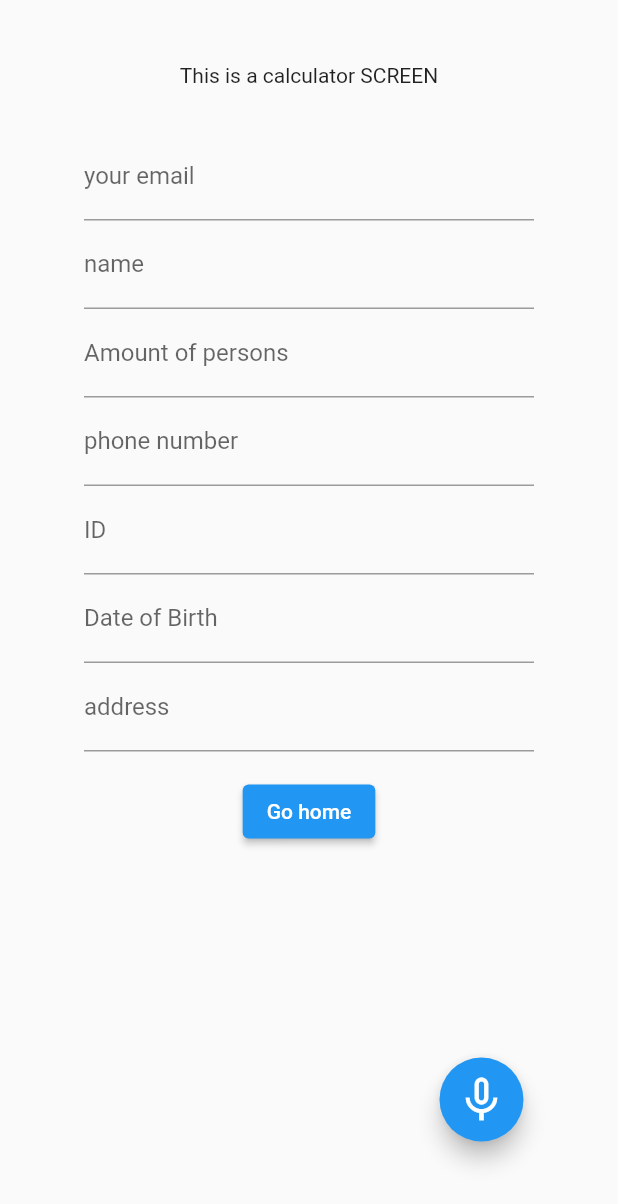
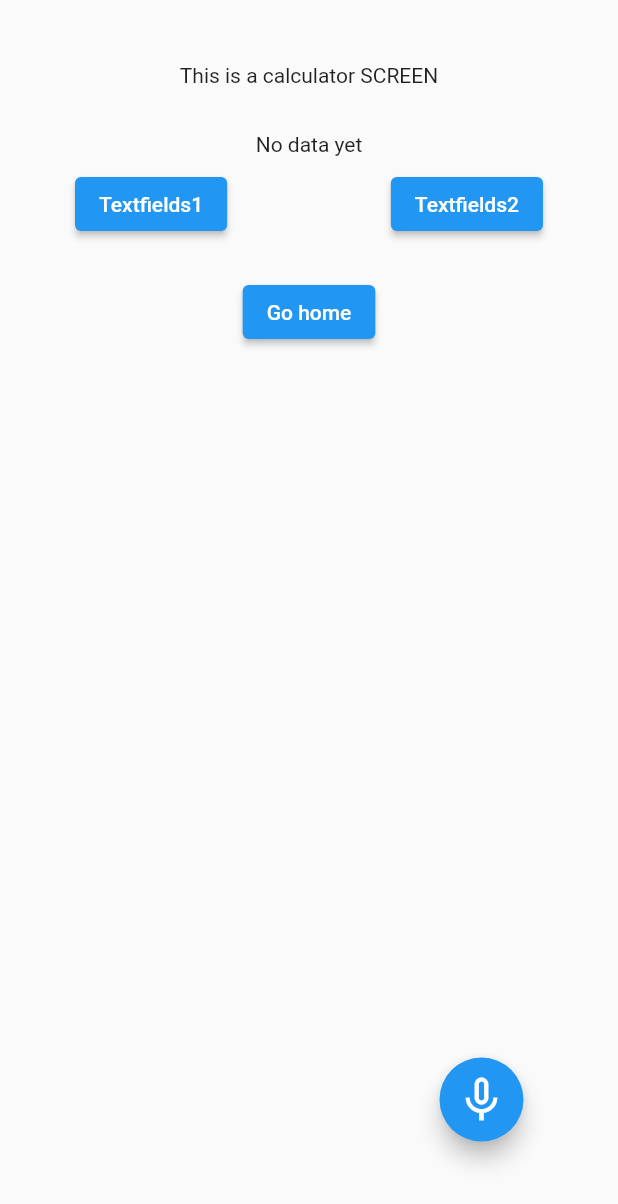
Before and after one commit to mkprogrammer15/speech_to_text_assist, a Flutter app: the screen it shows after launch, after a tap on "Rechner", on a phone screen of 412 x 824 dp. Shown: the top 1204 px of the screen. Run offline on Flutter 3.47's test engine with Material 2 defaults, Android fonts, the light colour scheme and no system bars; drawn by our look-alikes of avatar_glow; our stand-ins replace bloc, cloud_firestore, equatable, firebase_core, flutter_bloc, speech_to_text and 1 more; missing offline and left inert: shake; accounts and stored records are empty.

Commit message:
updated textfield remote data

```diff
--- /dev/null
+++ b/lib/bloc/textfield_bloc.dart
@@ -0,0 +1,30 @@
+import 'dart:async';
+
+import 'package:bloc/bloc.dart';
+import 'package:equatable/equatable.dart';
+import 'package:meta/meta.dart';
+import 'package:speech_to_text_my_app/text_field_data_remote/text_field_data_model.dart';
+import 'package:speech_to_text_my_app/text_field_data_remote/text_field_data_source.dart';
+
+part 'textfield_event.dart';
+part 'textfield_state.dart';
+
+class TextfieldBloc extends Bloc<TextfieldEvent, TextfieldState> {
+  TextfieldBloc({required this.textFieldDataSource}) : super(TextfieldInitial());
+
+  final TextFieldDataSource textFieldDataSource;
+
+  @override
+  Stream<TextfieldState> mapEventToState(
+    TextfieldEvent event,
+  ) async* {
+    if (event is GetTextFieldDataEvent) {
+      final textFieldList = await textFieldDataSource.getPost('SFL4TSIiarAfmCop6jlI');
+      yield GetTextFieldsState(textFieldList);
+    }
+    if (event is GetTextFieldDataEvent2) {
+      final textFieldList = await textFieldDataSource.getPost('H6aJUfNlgIsmU4IHQIZm');
+      yield GetTextFieldsState(textFieldList);
+    }
+  }
+}
--- /dev/null
+++ b/lib/bloc/textfield_event.dart
@@ -0,0 +1,14 @@
+part of 'textfield_bloc.dart';
+
+@immutable
+abstract class TextfieldEvent extends Equatable {}
+
+class GetTextFieldDataEvent extends TextfieldEvent {
+  @override
+  List<Object> get props => [];
+}
+
+class GetTextFieldDataEvent2 extends TextfieldEvent {
+  @override
+  List<Object> get props => [];
+}
--- /dev/null
+++ b/lib/bloc/textfield_state.dart
@@ -0,0 +1,17 @@
+part of 'textfield_bloc.dart';
+
+@immutable
+abstract class TextfieldState extends Equatable {}
+
+class TextfieldInitial extends TextfieldState {
+  @override
+  List<Object?> get props => [];
+}
+
+class GetTextFieldsState extends TextfieldState {
+  final List<String> textFieldList;
+  GetTextFieldsState(this.textFieldList);
+
+  @override
+  List<Object> get props => [textFieldList];
+}
--- a/lib/calculator_screen.dart
+++ b/lib/calculator_screen.dart
@@ -1,6 +1,7 @@
 import 'package:avatar_glow/avatar_glow.dart';
 import 'package:flutter/material.dart';
-import 'package:email_validator/email_validator.dart';
+import 'package:flutter_bloc/flutter_bloc.dart';
+import 'package:speech_to_text_my_app/bloc/textfield_bloc.dart';
 import 'package:speech_to_text_my_app/voice_logic.dart';
 
 class Calculator extends StatefulWidget {
@@ -27,89 +28,40 @@ class _CalculatorState extends State<Calculator> with VoiceLogic {
                     const SizedBox(
                       height: 30,
                     ),
-                SizedBox(
+                    BlocBuilder<TextfieldBloc, TextfieldState>(builder: (context, state) {
+                      if (state is GetTextFieldsState) {
+                        return ListView.builder(
+                          shrinkWrap: true,
+                          scrollDirection: Axis.vertical,
+                          itemCount: state.textFieldList.length,
+                          itemBuilder: (_, index) {
+                            return SizedBox(
                                 width: 300,
-                  child: TextFormField(
-                    focusNode: VoiceLogic.emailFocusNode,
-                    controller: VoiceLogic.emailController,
-                    decoration: InputDecoration(
-                      hintText: 'email@example.com',
-                      labelText: 'your email',
-                    ),
-                    keyboardType: TextInputType.emailAddress,
-                    validator: (value) => !EmailValidator.validate(VoiceLogic.emailController.text) ? 'Invalid Email' : null,
-                  ),
-                ),
-                SizedBox(
-                  width: 300,
-                  child: TextFormField(
-                    focusNode: VoiceLogic.nameFocusNode,
-                    controller: VoiceLogic.nameController,
-                    decoration: InputDecoration(
-                      hintText: 'name',
-                      labelText: 'name',
-                    ),
-                    keyboardType: TextInputType.name,
-                  ),
-                ),
-                SizedBox(
-                  width: 300,
-                  child: TextFormField(
-                    focusNode: VoiceLogic.amountPersonsFocusNode,
-                    controller: VoiceLogic.amountController,
-                    decoration: InputDecoration(
-                      hintText: 'How many persons?',
-                      labelText: 'Amount of persons',
-                    ),
-                    keyboardType: TextInputType.number,
-                  ),
-                ),
-                SizedBox(
-                  width: 300,
-                  child: TextFormField(
-                    focusNode: VoiceLogic.phoneFocusNode,
-                    controller: VoiceLogic.phoneController,
-                    decoration: InputDecoration(
-                      hintText: 'your phone number',
-                      labelText: 'phone number',
-                    ),
-                    keyboardType: TextInputType.phone,
-                  ),
-                ),
-                SizedBox(
-                  width: 300,
-                  child: TextFormField(
-                    focusNode: VoiceLogic.idFocusNode,
-                    controller: VoiceLogic.idController,
-                    decoration: InputDecoration(
-                      hintText: 'Your ID',
-                      labelText: 'ID',
-                    ),
-                    keyboardType: TextInputType.text,
-                  ),
-                ),
-                SizedBox(
-                  width: 300,
-                  child: TextFormField(
-                    focusNode: VoiceLogic.birthDayFocusNode,
-                    controller: VoiceLogic.birthDayController,
-                    decoration: InputDecoration(
-                      hintText: 'Choose your birthday',
-                      labelText: 'Date of Birth',
-                    ),
-                    keyboardType: TextInputType.datetime,
-                  ),
-                ),
-                SizedBox(
-                  width: 300,
-                  child: TextFormField(
-                    focusNode: VoiceLogic.addressFocusNode,
-                    controller: VoiceLogic.addressController,
-                    decoration: InputDecoration(
-                      hintText: 'Your address',
-                      labelText: 'address',
-                    ),
-                    keyboardType: TextInputType.emailAddress,
+                                child: ListTile(
+                                  title: Text(state.textFieldList[index]),
+                                ));
+                          },
+                        );
+                      } else {
+                        return const Text('No data yet');
+                      }
+                    }),
+                    Padding(
+                      padding: const EdgeInsets.all(8.0),
+                      child: Row(
+                        mainAxisAlignment: MainAxisAlignment.spaceBetween,
+                        children: [
+                          ElevatedButton(
+                              onPressed: () {
+                                BlocProvider.of<TextfieldBloc>(context).add(GetTextFieldDataEvent());
+                              },
+                              child: const Text('Textfields1')),
+                          ElevatedButton(
+                              onPressed: () {
+                                BlocProvider.of<TextfieldBloc>(context).add(GetTextFieldDataEvent2());
+                              },
+                              child: const Text('Textfields2'))
+                        ],
                       ),
                     ),
                     Padding(
@@ -121,9 +73,9 @@ class _CalculatorState extends State<Calculator> with VoiceLogic {
                           child: const Text('Go home')),
                     )
                   ],
+                )),
           ),
         ),
-        )),
         floatingActionButton: AvatarGlow(
           animate: isListening,
           endRadius: 75,
@@ -138,3 +90,89 @@ class _CalculatorState extends State<Calculator> with VoiceLogic {
         ));
   }
 }
+
+// SizedBox(
+//   width: 300,
+//   child: TextFormField(
+//     focusNode: VoiceLogic.emailFocusNode,
+//     controller: VoiceLogic.emailController,
+//     decoration: InputDecoration(
+//       hintText: 'email@example.com',
+//       labelText: 'your email',
+//
+//     keyboardType: TextInputType.emailAddress,
+//     validator: (value) => !EmailValidator.validate(VoiceLogic.emailController.text) ? 'Invalid Email' : null,
+//   ),
+// ),
+// SizedBox(
+//   width: 300,
+//   child: TextFormField(
+//     focusNode: VoiceLogic.nameFocusNode,
+//     controller: VoiceLogic.nameController,
+//     decoration: InputDecoration(
+//       hintText: 'name',
+//       labelText: 'name',
+//     ),
+//     keyboardType: TextInputType.name,
+//   ),
+// ),
+// SizedBox(
+//   width: 300,
+//   child: TextFormField(
+//     focusNode: VoiceLogic.amountPersonsFocusNode,
+//     controller: VoiceLogic.amountController,
+//     decoration: InputDecoration(
+//       hintText: 'How many persons?',
+//       labelText: 'Amount of persons',
+//     ),
+//     keyboardType: TextInputType.number,
+//   ),
+// ),
+// SizedBox(
+//   width: 300,
+//   child: TextFormField(
+//     focusNode: VoiceLogic.phoneFocusNode,
+//     controller: VoiceLogic.phoneController,
+//     decoration: InputDecoration(
+//       hintText: 'your phone number',
+//       labelText: 'phone number',
+//     ),
+//     keyboardType: TextInputType.phone,
+//   ),
+// ),
+// SizedBox(
+//   width: 300,
+//   child: TextFormField(
+//     focusNode: VoiceLogic.idFocusNode,
+//     controller: VoiceLogic.idController,
+//     decoration: InputDecoration(
+//       hintText: 'Your ID',
+//       labelText: 'ID',
+//     ),
+//     keyboardType: TextInputType.text,
+//   ),
+// ),
+// SizedBox(
+//   width: 300,
+//   child: TextFormField(
+//     focusNode: VoiceLogic.birthDayFocusNode,
+//     controller: VoiceLogic.birthDayController,
+//     decoration: InputDecoration(
+//       hintText: 'Choose your birthday',
+//       labelText: 'Date of Birth',
+//     ),
+//     keyboardType: TextInputType.datetime,
+//   ),
+// ),
+// SizedBox(
+//   width: 300,
+//   child: TextFormField(
+//     focusNode: VoiceLogic.addressFocusNode,
+//     controller: VoiceLogic.addressController,
+//     decoration: InputDecoration(
+//       hintText: 'Your address',
+//       labelText: 'address',
+//     ),
+//     keyboardType: TextInputType.emailAddress,
+//   ),
+// ),
--- a/lib/main.dart
+++ b/lib/main.dart
@@ -1,17 +1,22 @@
 import 'dart:io';
+import 'package:firebase_core/firebase_core.dart';
 import 'package:flutter/material.dart';
+import 'package:flutter_bloc/flutter_bloc.dart';
 import 'package:shake/shake.dart';
+import 'package:speech_to_text_my_app/bloc/textfield_bloc.dart';
 import 'package:speech_to_text_my_app/calculator_screen.dart';
 import 'package:speech_to_text_my_app/projekt1_screen.dart';
 import 'package:speech_to_text_my_app/emails_screen.dart';
 import 'package:speech_to_text_my_app/locations_screen.dart';
 import 'package:speech_to_text_my_app/speech_api.dart';
+import 'package:speech_to_text_my_app/text_field_data_remote/text_field_data_source.dart';
 import 'package:speech_to_text_my_app/voice_logic.dart';
 import 'package:speech_to_text_my_app/widgets/menu_button.dart';
 import 'package:speech_to_text_my_app/widgets/mic_button.dart';
 
-void main() {
+void main() async {
   WidgetsFlutterBinding.ensureInitialized();
+  await Firebase.initializeApp();
   runApp(const MyApp());
 }
 
@@ -25,7 +30,13 @@ class MyApp extends StatefulWidget {
 class _MyAppState extends State<MyApp> {
   @override
   Widget build(BuildContext context) {
-    return MaterialApp(
+    return MultiBlocProvider(
+      providers: [
+        BlocProvider<TextfieldBloc>(
+          create: (context) => TextfieldBloc(textFieldDataSource: TextFieldDataSource()),
+        )
+      ],
+      child: MaterialApp(
         routes: {
           '/': (context) => const MyHomePage(),
           LocationsScreen.routeName: (context) => const LocationsScreen(),
@@ -33,6 +44,7 @@ class _MyAppState extends State<MyApp> {
           EmailsScreen.routeName: (context) => const EmailsScreen(),
           Calculator.routeName: (context) => const Calculator()
         },
+      ),
     );
   }
 }
--- /dev/null
+++ b/lib/text_field_data_remote/text_field_data_model.dart
@@ -0,0 +1,25 @@
+import 'package:cloud_firestore/cloud_firestore.dart';
+
+class TextFieldDataModel {
+  final String adresse;
+  final String email;
+  final String geburtstag;
+  final String id;
+  final String name;
+  final String summePersonen;
+  final String telefon;
+
+  TextFieldDataModel({required this.adresse, required this.email, required this.geburtstag, required this.id, required this.name, required this.summePersonen, required this.telefon});
+
+  factory TextFieldDataModel.fromSnapshot(QueryDocumentSnapshot<Map<String, dynamic>> snap) {
+    final textFieldDataModel = TextFieldDataModel(
+        name: snap.data()['name'],
+        adresse: snap.data()['adresse'],
+        email: snap.data()['email'],
+        geburtstag: snap.data()['geburtstag'],
+        id: snap.data()['id'],
+        summePersonen: snap.data()['summe personen'],
+        telefon: snap.data()['telefon']);
+    return textFieldDataModel;
+  }
+}
--- /dev/null
+++ b/lib/text_field_data_remote/text_field_data_source.dart
@@ -0,0 +1,35 @@
+import 'package:cloud_firestore/cloud_firestore.dart';
+import 'package:speech_to_text_my_app/text_field_data_remote/text_field_data_model.dart';
+
+class TextFieldDataSource {
+  final firebaseFirestore = FirebaseFirestore.instance;
+
+  // Future<List<TextFieldDataModel>> getPost() async {
+  //   final qn = await firebaseFirestore.collection('textFieldCollection').doc('SFL4TSIiarAfmCop6jlI').get();
+
+  //   final data = qn.docs;
+
+  //   final textFields = <TextFieldDataModel>[];
+  //   for (final item in data) {
+  //     final request = TextFieldDataModel.fromSnapshot(item);
+  //     textFields.add(request);
+  //   }
+  //   print(textFields);
+  //   return textFields;
+  // }
+
+  Future<List<String>> getPost(String docId) async {
+    final qn = await firebaseFirestore.collection('textFieldCollection').doc(docId).get();
+
+    final docMap = qn.data();
+    final textFields = <String>[];
+    for (final item in docMap!.keys) {
+      textFields.add(item);
+    }
+    print(textFields);
+    return textFields;
+  }
+}
+
+// 'H6aJUfNlgIsmU4IHQIZm'
+// 'SFL4TSIiarAfmCop6jlI'
```
Also changed, not shown: pubspec.yaml (+7 -0 lines), pubspec.lock, 7 other files. Lines whose indentation alone changed are shown as unchanged.
